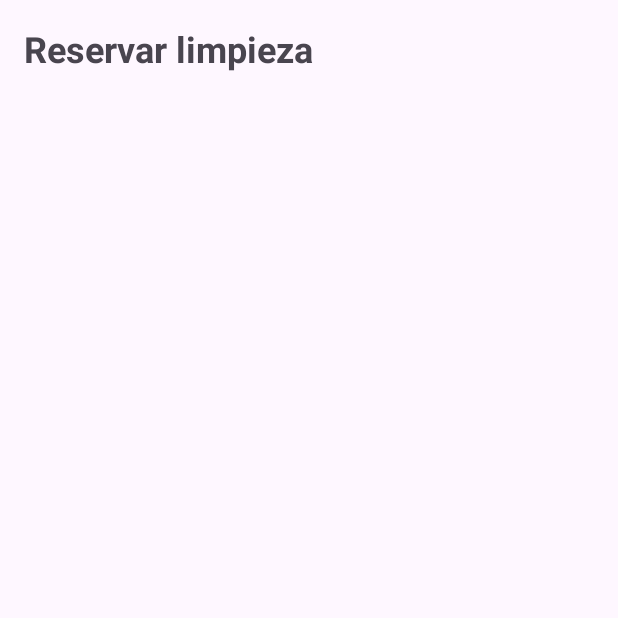
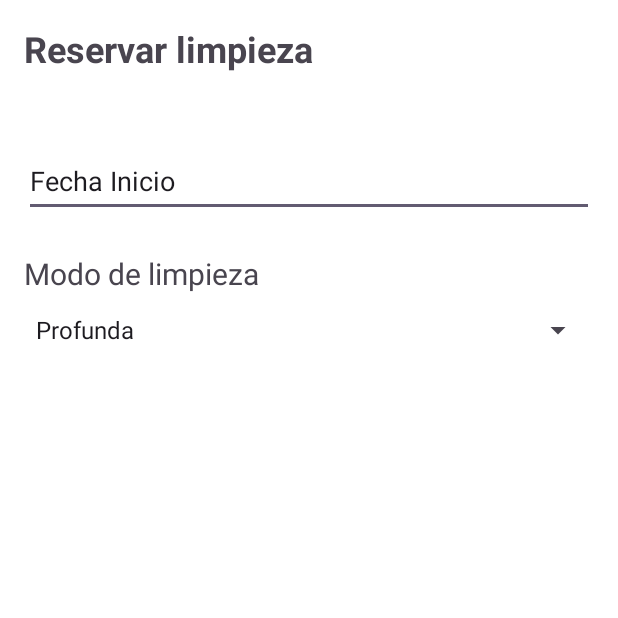
Before and after one commit to Lucasellero/servicio_limpieza, an Android app: the ReservarLimpiezaActivity screen opened directly, with no data from a screen before it, on a phone screen of 412 x 824 dp, the top half of it. Run offline under Robolectric (Android 15) with nearby library versions, the phone set to English and light mode, and no system bars.

Commit message:
Cambio de IP

```diff
--- a/app/src/main/java/com/example/servicio_limpieza/DatabaseConnection.java
+++ b/app/src/main/java/com/example/servicio_limpieza/DatabaseConnection.java
@@ -11,7 +11,7 @@ public class DatabaseConnection {
         Connection conexion = null;
         try {
             Class.forName("net.sourceforge.jtds.jdbc.Driver");
-            String url = "jdbc:jtds:sqlserver://192.168.1.15:1433;databaseName=seminario;user=sa;password=1234";
+            String url = "jdbc:jtds:sqlserver://192.168.1.5:1433;databaseName=seminario;user=sa;password=1234";
             conexion = DriverManager.getConnection(url);
         } catch (ClassNotFoundException | SQLException e) {
             Log.e("DatabaseConnection", "Error al establecer conexión con la base de datos", e);
--- a/app/src/main/java/com/example/servicio_limpieza/DatabaseHelper.java
+++ b/app/src/main/java/com/example/servicio_limpieza/DatabaseHelper.java
@@ -10,7 +10,7 @@ import java.sql.SQLException;
 
 public class DatabaseHelper {
     // Definir las credenciales de la base de datos
-    private static final String DB_URL = "jdbc:jtds:sqlserver://192.168.1.45:1433;databaseName=seminario";
+    private static final String DB_URL = "jdbc:jtds:sqlserver://192.168.1.5:1433;databaseName=seminario";
     private static final String USER = "sa";
     private static final String PASS = "1234";
 
--- a/app/src/main/java/com/example/servicio_limpieza/ReservarLimpiezaActivity.java
+++ b/app/src/main/java/com/example/servicio_limpieza/ReservarLimpiezaActivity.java
@@ -2,6 +2,8 @@ package com.example.servicio_limpieza;
 
 import android.os.AsyncTask;
 import android.os.Bundle;
+import android.widget.ArrayAdapter;
+import android.widget.Spinner;
 import android.widget.Toast;
 
 import androidx.appcompat.app.AppCompatActivity;
@@ -14,6 +16,7 @@ import java.sql.SQLException;
 
 public class ReservarLimpiezaActivity extends AppCompatActivity {
 
+    Spinner spinnerModo;
     private int propiedadId;
     private String barrio;
 
@@ -33,6 +36,12 @@ public class ReservarLimpiezaActivity extends AppCompatActivity {
 
         // Iniciar la tarea para buscar el empleado disponible
         new BuscarEmpleadoDisponibleTask().execute(propiedadId);
+
+        spinnerModo = findViewById(R.id.Modo);
+        ArrayAdapter<CharSequence> adapter = ArrayAdapter.createFromResource(this,
+                R.array.Modo, android.R.layout.simple_spinner_item);
+        adapter.setDropDownViewResource(android.R.layout.simple_spinner_dropdown_item);
+        spinnerModo.setAdapter(adapter);
     }
 
     private class BuscarEmpleadoDisponibleTask extends AsyncTask<Integer, Void, String> {
@@ -118,7 +127,7 @@ public class ReservarLimpiezaActivity extends AppCompatActivity {
         Connection conexion = null;
         try {
             Class.forName("net.sourceforge.jtds.jdbc.Driver");
-            String url = "jdbc:jtds:sqlserver://192.168.1.15:1433;databaseName=seminario;user=sa;password=1234";
+            String url = "jdbc:jtds:sqlserver://192.168.1.5:1433;databaseName=seminario;user=sa;password=1234";
             conexion = DriverManager.getConnection(url);
         } catch (Exception e) {
             e.printStackTrace();
--- a/app/src/main/java/com/example/servicio_limpieza/crear_cuenta.java
+++ b/app/src/main/java/com/example/servicio_limpieza/crear_cuenta.java
@@ -116,7 +116,7 @@ public class crear_cuenta extends AppCompatActivity {
         Connection conexion = null;
         try {
             Class.forName("net.sourceforge.jtds.jdbc.Driver");
-            String url = "jdbc:jtds:sqlserver://192.168.1.15:1433;databaseName=seminario;user=sa;password=1234";
+            String url = "jdbc:jtds:sqlserver://192.168.1.5:1433;databaseName=seminario;user=sa;password=1234";
             conexion = DriverManager.getConnection(url);
         } catch (Exception e) {
             e.printStackTrace();
--- a/app/src/main/java/com/example/servicio_limpieza/iniciarSesion.java
+++ b/app/src/main/java/com/example/servicio_limpieza/iniciarSesion.java
@@ -153,7 +153,7 @@ public class iniciarSesion extends AppCompatActivity {
         Connection conexion = null;
         try {
             Class.forName("net.sourceforge.jtds.jdbc.Driver");
-            String url = "jdbc:jtds:sqlserver://192.168.1.15:1433;databaseName=seminario;user=sa;password=1234";
+            String url = "jdbc:jtds:sqlserver://192.168.1.5:1433;databaseName=seminario;user=sa;password=1234";
             conexion = DriverManager.getConnection(url);
         } catch (Exception e) {
             e.printStackTrace();
--- a/app/src/main/res/layout/activity_reservar_limpieza.xml
+++ b/app/src/main/res/layout/activity_reservar_limpieza.xml
@@ -1,6 +1,8 @@
 <LinearLayout xmlns:android="http://schemas.android.com/apk/res/android"
     android:layout_width="match_parent"
     android:layout_height="match_parent"
+    android:background="#FFFFFF"
+    android:backgroundTint="#FFFFFF"
     android:orientation="vertical"
     android:padding="16dp">
 
@@ -11,6 +13,29 @@
         android:textSize="24sp"
         android:textStyle="bold" />
 
+    <EditText
+        android:id="@+id/editTextDate"
+        android:layout_width="match_parent"
+        android:layout_height="48dp"
+        android:layout_marginTop="48dp"
+        android:ems="10"
+        android:inputType="date"
+        android:text="Fecha Inicio" />
+
+    <TextView
+        android:id="@+id/textView4"
+        android:layout_width="match_parent"
+        android:layout_height="wrap_content"
+        android:layout_marginTop="24dp"
+        android:text="Modo de limpieza"
+        android:textSize="20sp" />
+
+    <Spinner
+        android:id="@+id/Modo"
+        android:layout_width="match_parent"
+        android:layout_height="48dp"
+        android:spinnerMode="dropdown" />
+
     <!-- Aquí puedes añadir más elementos para manejar la reserva -->
 
 </LinearLayout>
--- a/app/src/main/res/layout/property_item.xml
+++ b/app/src/main/res/layout/property_item.xml
@@ -23,6 +23,7 @@
         android:id="@+id/btn_reservar_limpieza"
         android:layout_width="wrap_content"
         android:layout_height="wrap_content"
+        android:backgroundTint="#005AB7"
         android:text="Reservar limpieza" />
 
 </LinearLayout>
--- a/app/src/main/res/values/array.xml
+++ b/app/src/main/res/values/array.xml
@@ -26,4 +26,11 @@
         <item>La Boca</item>
     </string-array>
 
+    <string-array name="Modo">
+        <item>Profunda</item>
+        <item>Regular</item>
+        <item>Rapida</item>
+    </string-array>
+
+
 </resources>
--- a/app/src/main/res/values/strings.xml
+++ b/app/src/main/res/values/strings.xml
@@ -1,3 +1,4 @@
 <resources>
     <string name="app_name">servicio_limpieza</string>
+
 </resources>
```
